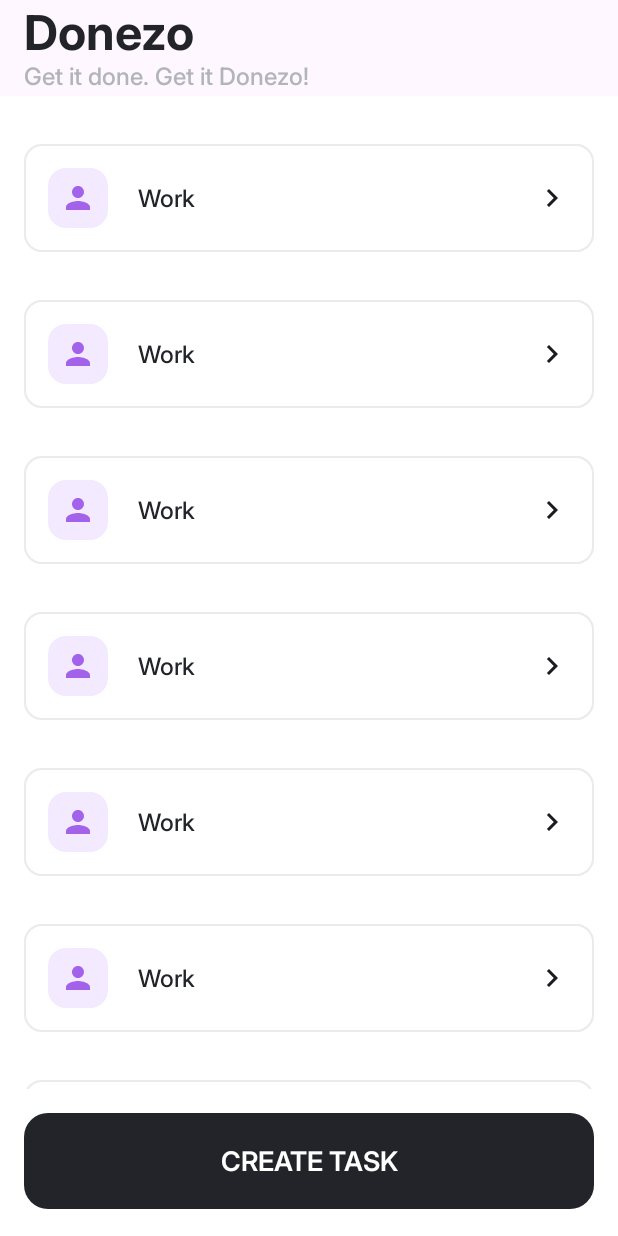
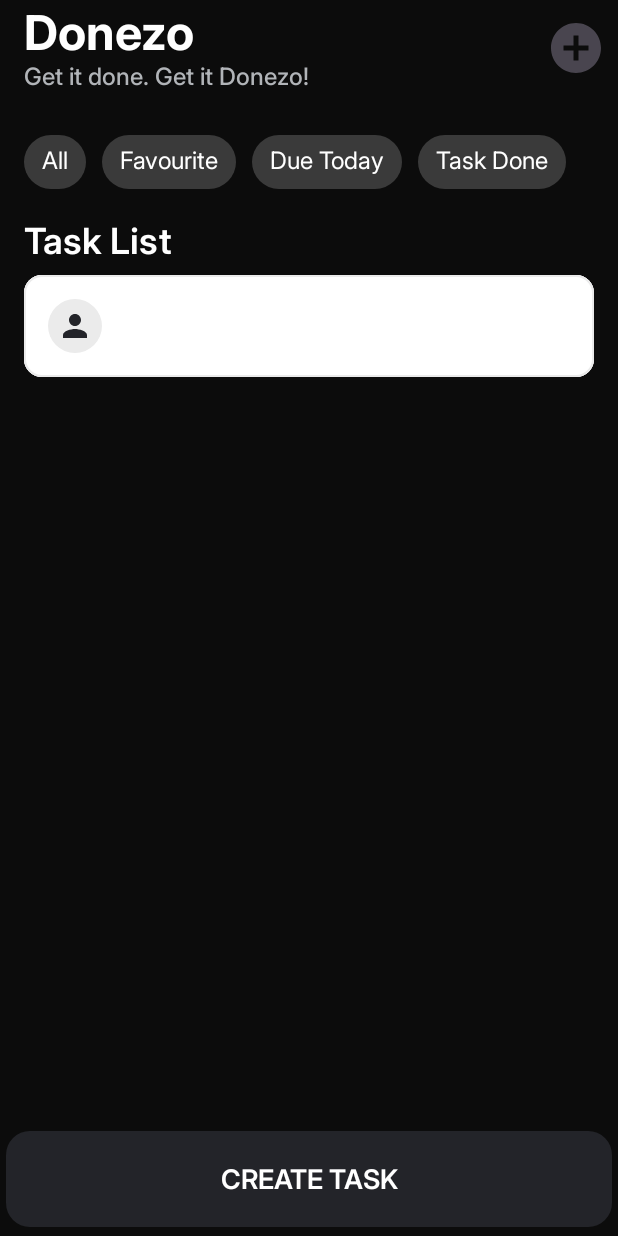
Before and after one commit to manthanpithadia/Donezo, an Android app built with Jetpack Compose: the screen it shows after launch (MainActivity), on a phone screen of 412 x 824 dp. Run offline under Robolectric (Android 15) with nearby library versions, the phone set to English and light mode, and no system bars.

Commit message:
build(ui): updated HomeScreen, chipGroup added; No functional changes

```diff
--- /dev/null
+++ b/app/src/main/java/com/example/donezo/data/model/Note.kt
@@ -0,0 +1,10 @@
+package com.example.donezo.data.model
+
+data class Note(
+    val title: String,
+    val desc: String,
+    val date: String,
+    val color: Int,
+    val isFavourite: Boolean,
+    val isCompleted: Boolean
+)
--- a/app/src/main/java/com/example/donezo/ui/MainActivity.kt
+++ b/app/src/main/java/com/example/donezo/ui/MainActivity.kt
@@ -5,36 +5,62 @@ import android.os.Bundle
 import androidx.activity.ComponentActivity
 import androidx.activity.compose.setContent
 import androidx.activity.enableEdgeToEdge
+import androidx.compose.foundation.Image
 import androidx.compose.foundation.background
+import androidx.compose.foundation.layout.Arrangement
 import androidx.compose.foundation.layout.Box
 import androidx.compose.foundation.layout.Column
+import androidx.compose.foundation.layout.Row
+import androidx.compose.foundation.layout.Spacer
+import androidx.compose.foundation.layout.fillMaxHeight
+import androidx.compose.foundation.layout.fillMaxSize
 import androidx.compose.foundation.layout.fillMaxWidth
 import androidx.compose.foundation.layout.height
 import androidx.compose.foundation.layout.padding
+import androidx.compose.foundation.layout.requiredHeight
+import androidx.compose.foundation.layout.size
+import androidx.compose.foundation.layout.systemBarsPadding
+import androidx.compose.foundation.layout.width
+import androidx.compose.foundation.layout.wrapContentHeight
 import androidx.compose.foundation.lazy.LazyColumn
 import androidx.compose.foundation.shape.RoundedCornerShape
+import androidx.compose.material.icons.Icons
+import androidx.compose.material.icons.filled.AddCircle
+import androidx.compose.material3.BottomAppBar
+import androidx.compose.material3.BottomAppBarDefaults
 import androidx.compose.material3.Button
 import androidx.compose.material3.ButtonDefaults
 import androidx.compose.material3.ExperimentalMaterial3Api
+import androidx.compose.material3.Icon
+import androidx.compose.material3.IconButton
 import androidx.compose.material3.Scaffold
 import androidx.compose.material3.Text
 import androidx.compose.material3.TopAppBar
+import androidx.compose.material3.TopAppBarDefaults
 import androidx.compose.runtime.Composable
 import androidx.compose.ui.Alignment
 import androidx.compose.ui.Modifier
+import androidx.compose.ui.draw.scale
 import androidx.compose.ui.graphics.Color
+import androidx.compose.ui.graphics.vector.ImageVector
+import androidx.compose.ui.res.painterResource
 import androidx.compose.ui.res.stringResource
+import androidx.compose.ui.res.vectorResource
 import androidx.compose.ui.text.font.FontWeight
+import androidx.compose.ui.tooling.preview.Devices
 import androidx.compose.ui.tooling.preview.Preview
 import androidx.compose.ui.unit.dp
 import androidx.compose.ui.unit.sp
 import com.example.donezo.R
+import com.example.donezo.ui.components.ChipGroupCompose
 import com.example.donezo.ui.components.cardView
 import com.example.donezo.ui.theme.Black
+import com.example.donezo.ui.theme.Black_BG
 import com.example.donezo.ui.theme.DonezoTheme
 import com.example.donezo.ui.theme.Grey
 import com.example.donezo.ui.theme.InterFontFamily
 import com.example.donezo.ui.theme.Typography
+import kotlin.random.Random
 
 class MainActivity : ComponentActivity() {
     override fun onCreate(savedInstanceState: Bundle?) {
@@ -48,19 +74,35 @@ class MainActivity : ComponentActivity() {
     }
 }
 
-
 @SuppressLint("UnusedMaterial3ScaffoldPaddingParameter")
 @OptIn(ExperimentalMaterial3Api::class)
 @Composable
 fun Title() {
-    Scaffold(modifier = Modifier.background(Color.White), topBar = {
-        TopAppBar(title = { TopBar() })
+    Scaffold(modifier = Modifier.fillMaxHeight(), topBar = {
+        TopAppBar(title = {
+            TopBar()
+        }, colors = TopAppBarDefaults.topAppBarColors(
+            containerColor = Black_BG
+        ),
+            actions = {
+                IconButton(onClick = { /*TODO*/ }) {
+                    Icon(
+                        imageVector = Icons.Default.AddCircle,
+                        contentDescription = null,
+                        modifier = Modifier.size(48.dp)
+                    )
+                }
+            })
     }, bottomBar = {
-        Box(
-            contentAlignment = Alignment.Center,
+        BottomAppBar(
             modifier = Modifier
                 .fillMaxWidth()
-                .padding(start = 16.dp, end = 16.dp, bottom = 18.dp)
+                .systemBarsPadding(),
+            containerColor = Black_BG, // Set the bottom app bar background color to black
+            contentColor = Color.White
+        ) {
+            Box(
+                contentAlignment = Alignment.Center
             ) {
                 Button(
                     onClick = { /*TODO*/ }, shape = RoundedCornerShape(16.dp),
@@ -78,14 +120,29 @@ fun Title() {
                     )
                 }
             }
+        }
     }, content = { innerPadding ->
         //TODO: Create a LazyColumn here
-        LazyColumn(modifier = Modifier
+        Column(
+            modifier = Modifier
+                .fillMaxSize() // Make sure the content fills the entire screen
+                .background(Black_BG) // Set background color to black
                 .padding(innerPadding)
-            .padding(horizontal = 16.dp, vertical = 16.dp))
-        {
-            items(10){
+                .padding(horizontal = 16.dp, vertical = 16.dp)
+        ) {
+
+            ChipGroupCompose()
+            Spacer(modifier = Modifier.padding(10.dp))
+            Text(
+                text = "Task List",
+                fontFamily = InterFontFamily,
+                fontWeight = FontWeight.SemiBold,
+                fontSize = 24.sp
+            )
+            LazyColumn {
+                items(1) {
                     cardView()
+                }
             }
         }
     })
@@ -97,7 +154,7 @@ fun TopBar() {
         Text(
             text = stringResource(id = R.string.app_name),
             style = Typography.headlineLarge,
-            color = Black
+            color = Color.White
         )
         Text(
             text = stringResource(id = R.string.tag_line),
--- /dev/null
+++ b/app/src/main/java/com/example/donezo/ui/components/ChipGroup.kt
@@ -0,0 +1,115 @@
+@file:Suppress("IMPLICIT_CAST_TO_ANY")
+
+package com.example.donezo.ui.components
+
+import androidx.compose.foundation.background
+import androidx.compose.foundation.clickable
+import androidx.compose.foundation.layout.Arrangement
+import androidx.compose.foundation.layout.Box
+import androidx.compose.foundation.layout.Row
+import androidx.compose.foundation.layout.Spacer
+import androidx.compose.foundation.layout.fillMaxWidth
+import androidx.compose.foundation.layout.height
+import androidx.compose.foundation.layout.padding
+import androidx.compose.foundation.layout.wrapContentSize
+import androidx.compose.foundation.shape.CircleShape
+import androidx.compose.material3.Text
+import androidx.compose.runtime.Composable
+import androidx.compose.runtime.getValue
+import androidx.compose.runtime.mutableStateOf
+import androidx.compose.runtime.remember
+import androidx.compose.runtime.setValue
+import androidx.compose.ui.Alignment
+import androidx.compose.ui.Modifier
+import androidx.compose.ui.draw.clip
+import androidx.compose.ui.geometry.Offset
+import androidx.compose.ui.graphics.Brush
+import androidx.compose.ui.unit.dp
+import androidx.compose.ui.unit.sp
+import com.example.donezo.ui.theme.Black_g1
+import com.example.donezo.ui.theme.Black_g2
+import com.example.donezo.ui.theme.Black_g3
+import com.example.donezo.ui.theme.Black_g4
+import com.example.donezo.ui.theme.Stroke_g1
+import com.example.donezo.ui.theme.Stroke_g2
+import com.example.donezo.ui.theme.Stroke_g3
+import com.example.donezo.ui.theme.chip_unSelected
+
+@Composable
+fun ChipGroupCompose() {
+
+    val chips = listOf<String>(
+        "All",
+        "Favourite",
+        "Due Today",
+        "Task Done"
+    )
+
+    var selected by remember { mutableStateOf("") }
+
+    Row(
+        modifier = Modifier
+            .fillMaxWidth()
+            .padding(top = 10.dp)
+    ) {
+        chips.forEach { it ->
+            Chip(title = it,
+                selected = selected,
+                onSelected = { selected = it })
+        }
+    }
+}
+
+@Composable
+fun Chip(
+    title: String,
+    selected: String,
+    onSelected: (String) -> Unit
+) {
+    val isSelected = selected == title
+
+    val background = if (isSelected) {
+        Brush.linearGradient(colors = listOf(Black_g1, Black_g2, Black_g3, Black_g4),
+            start = Offset(0f,0f),
+            end = Offset(120f,200f)
+        )
+    } else {
+        Brush.linearGradient(colors = listOf(chip_unSelected, chip_unSelected))
+    }
+    val stroke = if (isSelected) {
+        Brush.linearGradient(colors = listOf(Stroke_g1, Stroke_g2, Stroke_g3))
+    } else {
+        Brush.linearGradient(colors = listOf(chip_unSelected, chip_unSelected))
+    }
+
+    Box(
+        modifier = Modifier
+            .wrapContentSize()
+            .background(brush = stroke, shape = CircleShape)
+            .padding(2.dp)
+    ) {
+
+        Box(
+            modifier = Modifier
+                .height(32.dp)
+                .clip(CircleShape)
+                .background(brush = background)
+                .clickable(onClick = {
+                    onSelected(title)
+                }),
+            ) {
+            Row(
+                modifier = Modifier.padding(start = 10.dp, end = 10.dp, top = 5.dp),
+                verticalAlignment = Alignment.CenterVertically,
+                horizontalArrangement = Arrangement.spacedBy(8.dp)
+            ) {
+                Text(
+                    text = title,
+                    color = androidx.compose.ui.graphics.Color.White,
+                    fontSize = 16.sp
+                )
+            }
+        }
+    }
+    Spacer(modifier = Modifier.padding(5.dp))
+}
--- a/app/src/main/java/com/example/donezo/ui/components/card_view.kt
+++ b/app/src/main/java/com/example/donezo/ui/components/card_view.kt
@@ -28,6 +28,7 @@ import androidx.compose.ui.graphics.Color
 import androidx.compose.ui.res.colorResource
 import androidx.compose.ui.tooling.preview.Preview
 import androidx.compose.ui.unit.dp
+import com.example.donezo.ui.theme.Black
 import com.example.donezo.ui.theme.Grey
 import com.example.donezo.ui.theme.Light_Blue
 import com.example.donezo.ui.theme.Light_Grey
@@ -42,7 +43,7 @@ fun cardView() {
         onClick = { /*TODO*/ },
         modifier = Modifier
             .fillMaxWidth()
-            .padding(vertical = 16.dp), // Add padding around the Card
+            .padding(vertical = 8.dp), // Add padding around the Card
         shape = Shapes().medium,
         border = BorderStroke(1.dp, Light_Grey)// Rounded corners // Optional: Adds shadow/elevation
     ) {
@@ -57,17 +58,16 @@ fun cardView() {
             Row(
                 verticalAlignment = Alignment.CenterVertically
             ) {
-                Surface(shape = Shapes().medium, color = Light_Purple) {
+                Surface(shape = Shapes().extraLarge, color = Light_Grey) {
                     Icon(
-                        modifier = Modifier.padding(8.dp), imageVector = Icons.Default.Person,
-                        tint = Purple,
+                        modifier = Modifier.padding(6.dp), imageVector = Icons.Default.Person,
+                        tint = Black,
                         contentDescription = null
                     )
                 }
                 Spacer(modifier = Modifier.padding(10.dp))
                 Text(text = "Work", style = Typography.titleMedium)
             }
-            Icon(imageVector = Icons.Default.KeyboardArrowRight, contentDescription = null)
         }
     }
 }
--- a/app/src/main/java/com/example/donezo/ui/theme/Color.kt
+++ b/app/src/main/java/com/example/donezo/ui/theme/Color.kt
@@ -13,6 +13,7 @@ val Pink40 = Color(0xFF7D5260)
 // Color pallet - Dark Colors
 
 val Black = Color(0xFF232429)
+val Black_BG = Color(0xFF0C0C0C)
 val Yellow = Color(0xFFF5A920)
 val Red = Color(0xFFF55C33)
 val Purple = Color(0xFFA262EA)
@@ -26,3 +27,15 @@ val Light_Yellow = Color(0xFFFFD78B)
 val Light_Red = Color(0xFFFFAC96)
 val Light_Purple = Color(0xFFF3EAFF)
 val Light_Blue = Color(0xFF9AE8FF)
+
+// Gradient color
+val Black_g1 = Color(0xFF232429)
+val Black_g2 = Color(0xFF232429)
+val Black_g3 = Color(0xFF35363E)
+val Black_g4 = Color(0xFF7A7E8F)
+
+val Stroke_g1 = Color(0xFFF5A920)
+val Stroke_g2 = Color(0xFFF55C33)
+val Stroke_g3 = Color(0xFFA262EA)
+
+val chip_unSelected = Color(0xFF3A3A3A)
--- a/app/src/main/java/com/example/donezo/ui/theme/Theme.kt
+++ b/app/src/main/java/com/example/donezo/ui/theme/Theme.kt
@@ -12,18 +12,11 @@ import androidx.compose.runtime.Composable
 import androidx.compose.ui.graphics.Color
 import androidx.compose.ui.platform.LocalContext
 
-private val DarkColorScheme = darkColorScheme(
-    primary = Black,
-    secondary = Blue,
-    background = Color.White,
-    onBackground = Color.White
-)
 
 private val LightColorScheme = lightColorScheme(
     primary = Black,
     secondary = Blue,
-    background = Color.White,
-    onBackground = Color.White
+    background = Black_BG
     /* Other default colors to override
     background = Color(0xFFFFFBFE),
     surface = Color(0xFFFFFBFE),
@@ -42,7 +35,6 @@ fun DonezoTheme(
     dynamicColor: Boolean = true,
     content: @Composable () -> Unit
 ) {
-
     MaterialTheme(
         colorScheme = LightColorScheme,
         typography = Typography,
--- a/app/src/main/java/com/example/donezo/ui/theme/Type.kt
+++ b/app/src/main/java/com/example/donezo/ui/theme/Type.kt
@@ -1,6 +1,7 @@
 package com.example.donezo.ui.theme
 
 import androidx.compose.material3.Typography
+import androidx.compose.ui.graphics.Color
 import androidx.compose.ui.text.TextStyle
 import androidx.compose.ui.text.font.Font
 import androidx.compose.ui.text.font.FontFamily
@@ -28,79 +29,79 @@ val Typography = Typography(
         fontFamily = InterFontFamily,
         fontWeight = FontWeight.Black,
         fontSize = 57.sp,
-        color = Black
+        color = Color.White
     ),
     displayMedium = TextStyle(
         fontFamily = InterFontFamily,
         fontWeight = FontWeight.Bold,
         fontSize = 45.sp,
-        color = Black
+        color = Color.White
     ),
     displaySmall = TextStyle(
         fontFamily = InterFontFamily,
         fontWeight = FontWeight.Medium,
         fontSize = 36.sp,
-        color = Black
+        color = Color.White
     ),
     headlineLarge = TextStyle(
         fontFamily = InterFontFamily,
         fontWeight = FontWeight.Bold,
         fontSize = 32.sp,
-        color = Black
+        color = Color.White
     ),
     headlineMedium = TextStyle(
         fontFamily = InterFontFamily,
         fontWeight = FontWeight.SemiBold,
-        fontSize = 28.sp, color = Black
+        fontSize = 28.sp, color = Color.White
     ),
     headlineSmall = TextStyle(
         fontFamily = InterFontFamily,
         fontWeight = FontWeight.Medium,
-        fontSize = 24.sp, color = Black
+        fontSize = 24.sp, color = Color.White
     ),
     titleLarge = TextStyle(
         fontFamily = InterFontFamily,
         fontWeight = FontWeight.ExtraBold,
-        fontSize = 22.sp, color = Black
+        fontSize = 22.sp, color = Color.White
     ),
     titleMedium = TextStyle(
         fontFamily = InterFontFamily,
         fontWeight = FontWeight.Medium,
-        fontSize = 16.sp, color = Black
+        fontSize = 16.sp, color = Color.White
     ),
     titleSmall = TextStyle(
         fontFamily = InterFontFamily,
         fontWeight = FontWeight.Medium,
-        fontSize = 14.sp, color = Black
+        fontSize = 14.sp, color = Color.White
     ),
     bodyLarge = TextStyle(
         fontFamily = InterFontFamily,
         fontWeight = FontWeight.Normal,
-        fontSize = 16.sp, color = Black
+        fontSize = 16.sp, color = Color.White
     ),
     bodyMedium = TextStyle(
         fontFamily = InterFontFamily,
         fontWeight = FontWeight.Light,
-        fontSize = 14.sp, color = Black
+        fontSize = 14.sp, color = Color.White
     ),
     bodySmall = TextStyle(
         fontFamily = InterFontFamily,
         fontWeight = FontWeight.Light,
-        fontSize = 12.sp, color = Black
+        fontSize = 12.sp, color = Color.White
     ),
     labelLarge = TextStyle(
         fontFamily = InterFontFamily,
         fontWeight = FontWeight.SemiBold,
-        fontSize = 14.sp, color = Black
+        fontSize = 14.sp, color = Color.White
     ),
     labelMedium = TextStyle(
         fontFamily = InterFontFamily,
         fontWeight = FontWeight.Medium,
-        fontSize = 12.sp, color = Black
+        fontSize = 12.sp, color = Color.White
     ),
     labelSmall = TextStyle(
         fontFamily = InterFontFamily,
         fontWeight = FontWeight.Medium,
-        fontSize = 11.sp, color = Black
+        fontSize = 11.sp, color = Color.White
     )
 )
--- /dev/null
+++ b/app/src/main/res/drawable/ic_add.xml
@@ -0,0 +1,37 @@
+<vector xmlns:android="http://schemas.android.com/apk/res/android"
+    xmlns:aapt="http://schemas.android.com/aapt"
+    android:width="43dp"
+    android:height="47dp"
+    android:viewportWidth="43"
+    android:viewportHeight="47">
+  <path
+      android:pathData="M17,30m-17,0a17,17 0,1 1,34 0a17,17 0,1 1,-34 0">
+    <aapt:attr name="android:fillColor">
+      <gradient
+          android:startX="10"
+          android:startY="44.5"
+          android:endX="34"
+          android:endY="19"
+          android:type="linear">
+        <item android:offset="0.55" android:color="#FF232429"/>
+        <item android:offset="0.785" android:color="#FF42444D"/>
+        <item android:offset="1" android:color="#FF7A7E8F"/>
+      </gradient>
+    </aapt:attr>
+  </path>
+  <path
+      android:pathData="M24,9.102C29.587,7.734 31.651,5.824 33.064,-0C34.195,4.996 36.032,7.076 42.167,9.064C36.215,10.352 34.376,12.482 33.102,18.167C31.845,12.452 29.889,10.492 24,9.102Z"
+      android:fillColor="#A7A7A7"/>
+  <path
+      android:pathData="M17.5,24L17.5,37"
+      android:strokeWidth="2"
+      android:fillColor="#00000000"
+      android:strokeColor="#D9D9D9"
+      android:strokeLineCap="round"/>
+  <path
+      android:pathData="M11,30.5L24,30.5"
+      android:strokeWidth="2"
+      android:fillColor="#00000000"
+      android:strokeColor="#D9D9D9"
+      android:strokeLineCap="round"/>
+</vector>
```
Lines whose indentation alone changed are shown as unchanged.
